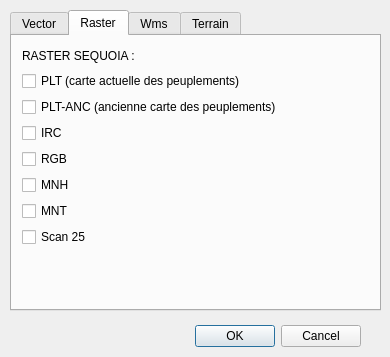
Before: the Qt Designer form dialogs/add_data/add_data.ui in paul-carteron/Qracines, drawn with Qt 5.
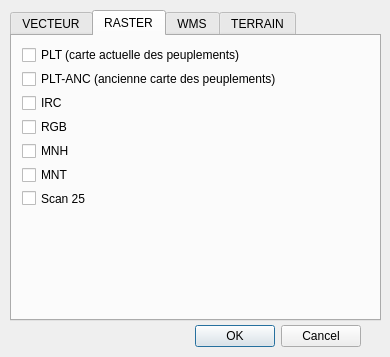
After: the same form once the commit is applied. The open tabs and pages were chosen to show the change.

Commit message: better add_data ui and vector are added inside SEQUOIA group

```diff
--- a/dialogs/add_data/add_data.ui
+++ b/dialogs/add_data/add_data.ui
@@ -35,7 +35,7 @@
      <x>10</x>
      <y>10</y>
      <width>371</width>
-     <height>301</height>
+     <height>311</height>
     </rect>
    </property>
    <property name="currentIndex">
@@ -43,7 +43,7 @@
    </property>
    <widget class="QWidget" name="Vector">
     <attribute name="title">
-     <string>Vector</string>
+     <string>VECTEUR</string>
     </attribute>
     <widget class="QWidget" name="verticalLayoutWidget_2">
      <property name="geometry">
@@ -109,7 +109,7 @@
    </widget>
    <widget class="QWidget" name="Raster">
     <attribute name="title">
-     <string>Raster</string>
+     <string>RASTER</string>
     </attribute>
     <widget class="QWidget" name="verticalLayoutWidget">
      <property name="geometry">
@@ -117,17 +117,10 @@
        <x>10</x>
        <y>10</y>
        <width>341</width>
-       <height>201</height>
+       <height>161</height>
       </rect>
      </property>
      <layout class="QVBoxLayout" name="verticalLayout">
-      <item>
-       <widget class="QLabel" name="label_layers_2">
-        <property name="text">
-         <string>RASTER SEQUOIA :</string>
-        </property>
-       </widget>
-      </item>
       <item>
        <widget class="QCheckBox" name="cb_raster_plt">
         <property name="text">
@@ -182,7 +175,7 @@
    </widget>
    <widget class="QWidget" name="Wms">
     <attribute name="title">
-     <string>Wms</string>
+     <string>WMS</string>
     </attribute>
     <widget class="QWidget" name="gridLayoutWidget_3">
      <property name="geometry">
@@ -348,7 +341,7 @@
    </widget>
    <widget class="QWidget" name="Terrain">
     <attribute name="title">
-     <string>Terrain</string>
+     <string>TERRAIN</string>
     </attribute>
     <widget class="QWidget" name="gridLayoutWidget">
      <property name="geometry">
```
Left out of the diff: 36 changed lines with no effect on the pictures. The commit also changes 4 other files.
